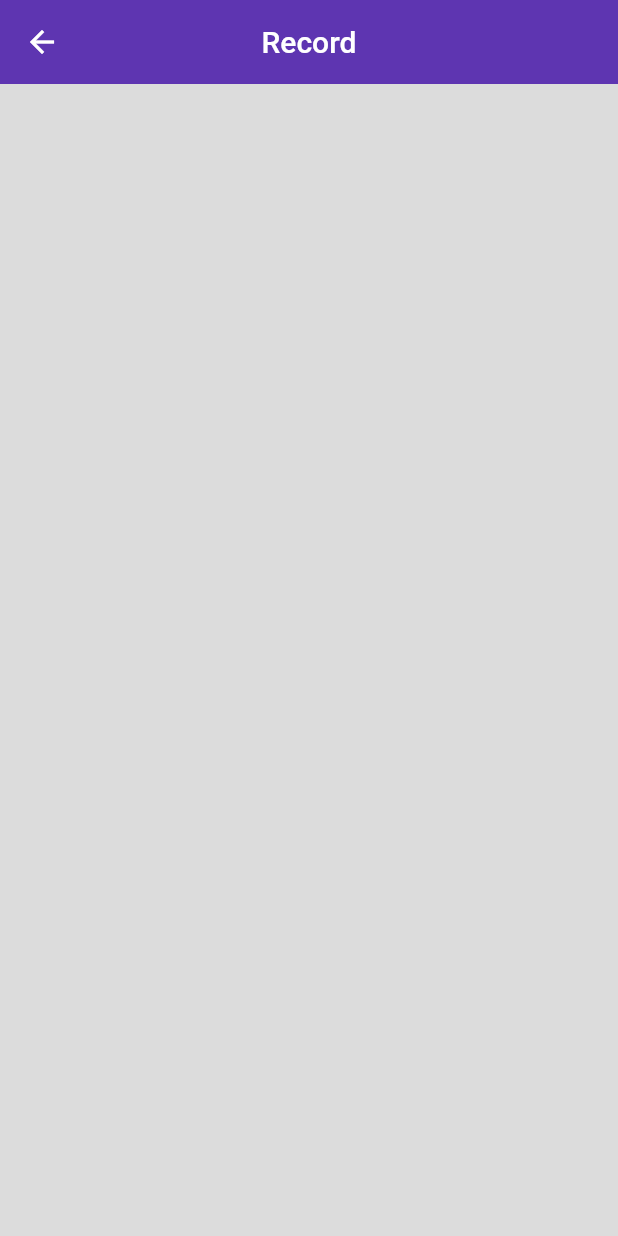
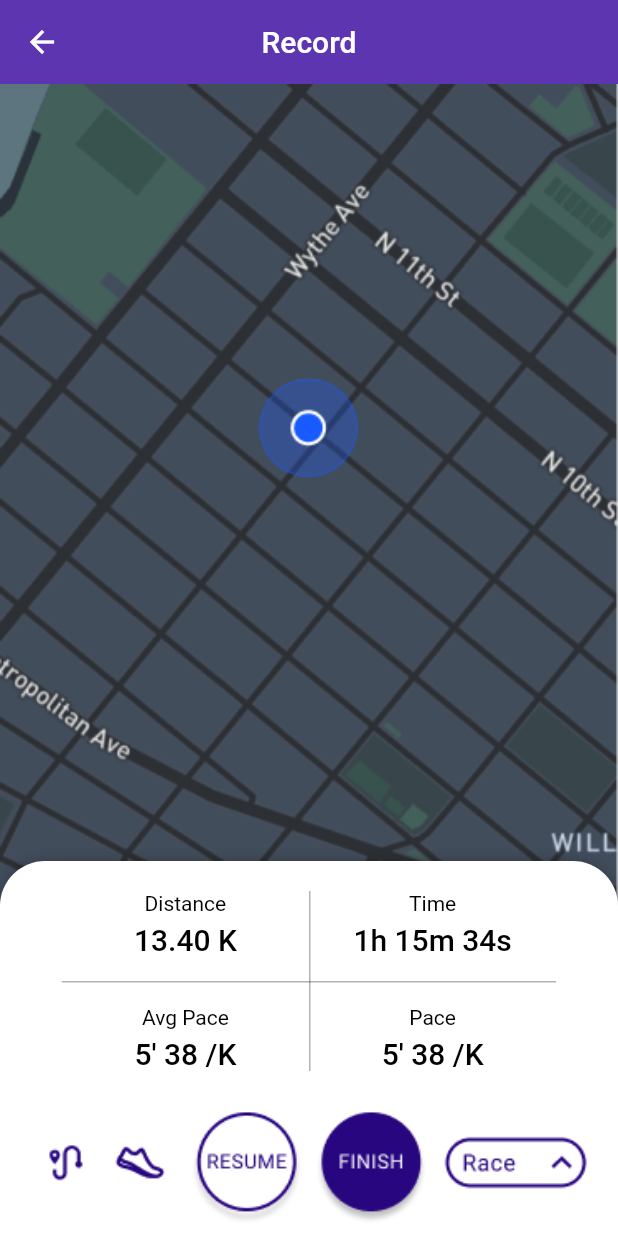
Before and after one commit to gabdeum/race_tracker, a Flutter app: the RecordMap screen opened by its route, on a phone screen of 412 x 824 dp. Run offline on Flutter 3.47's test engine with Material 2 defaults, Android fonts, the phone set to English and light mode, and no system bars; drawn by our look-alikes of sliding_up_panel; our stand-ins replace carousel_slider, flutter_svg, location, sqflite; accounts and stored records are empty.

Commit message:
Record Map: Added sliding up widget + temp map placeholder

```diff
--- a/lib/main.dart
+++ b/lib/main.dart
@@ -1,10 +1,8 @@
 import 'package:flutter/material.dart';
 import 'package:race_tracker/pages/dashboard.dart';
-import 'package:race_tracker/pages/home.dart';
 import 'package:race_tracker/pages/record_map.dart';
 import 'package:race_tracker/pages/routes.dart';
 import 'package:race_tracker/services/colors.dart';
-import 'package:race_tracker/widgets/bottom_bar.dart';
 
 void main() => runApp(MaterialApp(
   // home: Scaffold(
--- a/lib/pages/dashboard.dart
+++ b/lib/pages/dashboard.dart
@@ -1,6 +1,6 @@
 import 'package:flutter/material.dart';
 import '../services/activity.dart';
-import '../services/activity_card.dart';
+import '../widgets/activity_card.dart';
 import '../widgets/bottom_bar.dart';
 import '../widgets/carousel.dart';
 
--- a/lib/pages/record_map.dart
+++ b/lib/pages/record_map.dart
@@ -1,14 +1,65 @@
 import 'package:flutter/material.dart';
+import 'package:race_tracker/services/DisplayData.dart';
+import 'package:sliding_up_panel/sliding_up_panel.dart';
+
+import '../services/activity.dart';
 
 class RecordMap extends StatelessWidget {
   const RecordMap({Key? key}) : super(key: key);
 
   @override
   Widget build(BuildContext context) {
+
+    final Activity currentActivity = Activity(activityId: 'activity01', activityName: 'Afternoon run', activityType: 'run', activityDateTime: DateTime(1991, 3, 7, 23, 50), activityLocation: {"locationName" : "Versailles, FR"}, activityDistance: 13400, activityMovingTime: 4534);
+
     return Scaffold(
       appBar: AppBar(
         title: const Text('Record'),
       ),
+      body: Stack(
+        children: [
+          SlidingUpPanel(
+            parallaxOffset: 0.5,
+            minHeight: 250,
+            maxHeight: 490,
+            parallaxEnabled: true,
+            borderRadius: const BorderRadius.only(topLeft: Radius.circular(30.0), topRight: Radius.circular(30.0)),
+            panel: Padding(
+              padding: EdgeInsets.symmetric(vertical: 20, horizontal: 0.1 * MediaQuery.of(context).size.width),
+              child: Align(
+                alignment: Alignment.topCenter,
+                child: SizedBox(
+                  height: 120,
+                  child: Stack(
+                    children: [
+                      Column(mainAxisAlignment: MainAxisAlignment.spaceBetween,children: [
+                        Row(crossAxisAlignment: CrossAxisAlignment.center, mainAxisAlignment: MainAxisAlignment.spaceBetween, children: [
+                          DisplayData(title: 'Distance', dataStr: currentActivity.activityType != 'swim' ?
+                          '${((currentActivity.activityDistance) / 1000).toStringAsFixed(2)} K' : '${currentActivity.activityDistance.toString()} m',
+                            titleStyle: Theme.of(context).textTheme.bodyMedium, dataStrStyle: Theme.of(context).textTheme.titleLarge,),
+                          DisplayData(title: 'Time', dataStr: formatMovingTime(currentActivity.activityMovingTime),
+                            titleStyle: Theme.of(context).textTheme.bodyMedium, dataStrStyle: Theme.of(context).textTheme.titleLarge,),
+                        ],),
+                        Row(crossAxisAlignment: CrossAxisAlignment.center, mainAxisAlignment: MainAxisAlignment.spaceBetween, children: [
+                          DisplayData(title: 'Avg Pace', dataStr: formatPace(currentActivity.activityMovingTime, currentActivity.activityDistance),
+                            titleStyle: Theme.of(context).textTheme.bodyMedium, dataStrStyle: Theme.of(context).textTheme.titleLarge,),
+                          DisplayData(title: 'Pace', dataStr: formatPace(currentActivity.activityMovingTime, currentActivity.activityDistance),
+                            titleStyle: Theme.of(context).textTheme.bodyMedium, dataStrStyle: Theme.of(context).textTheme.titleLarge,),
+                        ],)
+                      ],),
+                      Positioned(top: 60, left: 0, right: 0 ,child: Container(height: 1,color: const Color.fromRGBO(0, 0, 0, 0.3),)),
+                      Positioned(top: 0, bottom: 0, left: MediaQuery.of(context).size.width * 0.4 ,child: Container(width: 1,color: const Color.fromRGBO(0, 0, 0, 0.3),)),
+                    ],
+                  ),
+                ),
+              ),
+            ),
+            body: Image.asset('assets/placeholders/record_map.png', fit: BoxFit.fitWidth,alignment: Alignment.topCenter,)
+          ),
+          Positioned(bottom: 0,child: Image.asset('assets/placeholders/bottom_bar_record.png', width: MediaQuery.of(context).size.width, fit: BoxFit.fitWidth,)),
+        ],
+      ),
     );
   }
+
 }
--- /dev/null
+++ b/lib/services/DisplayData.dart
@@ -0,0 +1,52 @@
+import 'package:flutter/material.dart';
+
+class DisplayData extends StatelessWidget {
+  const DisplayData({
+    Key? key,
+    required this.title,
+    required this.dataStr,
+    this.titleStyle,
+    this.dataStrStyle
+  }) : super(key: key);
+
+  final String title;
+  final String dataStr;
+  final TextStyle? titleStyle;
+  final TextStyle? dataStrStyle;
+
+  @override
+  Widget build(BuildContext context) {
+    return Expanded(child: Column(crossAxisAlignment: CrossAxisAlignment.center, mainAxisAlignment: MainAxisAlignment.center, children: [
+      Text(title, style: titleStyle ?? Theme.of(context).textTheme.labelMedium,),
+      const SizedBox(height: 5,),
+      Text(dataStr, style: dataStrStyle ?? Theme.of(context).textTheme.bodyMedium,),
+    ],));
+  }
+}
+
+String formatMovingTime(int movingTime){
+
+  String formattedTime = '';
+
+  int h = movingTime ~/ 3600;
+  int m = (movingTime % 3600) ~/ 60;
+  int s = (movingTime % 60);
+
+  formattedTime = h != 0 ? h.toString() + 'h ' + m.toString() + 'm ' + s.toString() + 's' : (m != 0 ? m.toString() + 'm ' + s.toString() + 's' : s.toString() + 's');
+
+  return formattedTime;
+}
+
+String formatPace(int movingTime, int distance){
+
+  String formattedPace = "";
+
+  double pace = movingTime * 1000 / (distance * 60);
+  int paceMin = pace.truncate();
+  int paceSec = ((pace - paceMin) * 60).round();
+
+  formattedPace = paceMin.toString() + "' " + paceSec.toString() + " /K";
+
+  return formattedPace;
+
+}
--- a/pubspec.yaml
+++ b/pubspec.yaml
@@ -40,6 +40,7 @@ dependencies:
   flutter_svg: ^1.0.3
   carousel_slider: ^4.1.1
   intl: ^0.17.0
+  sliding_up_panel: ^2.0.0+1
 
 dev_dependencies:
   flutter_test:
```
Also changed, not shown: lib/widgets/activity_card.dart (renamed from lib/services/activity_card.dart, +7 -45 lines), lib/widgets/bottom_bar.dart (+4 -4 lines), assets/placeholders/bottom_bar_record.png (added), assets/placeholders/record_map.png (added), pubspec.lock.
